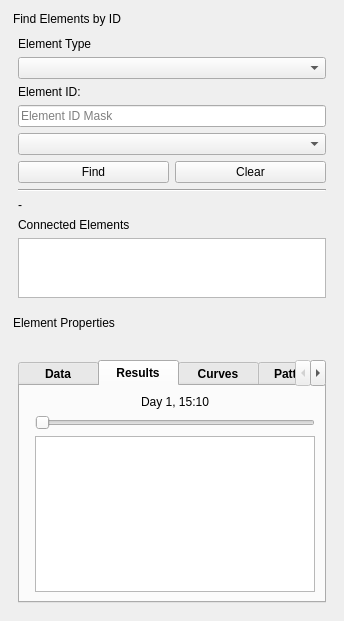
This is ui/qgisred_unified_find_properties.ui in Ingeniousware/QGISRed-BID as Qt 5 draws it before an edit. The edited form follows.
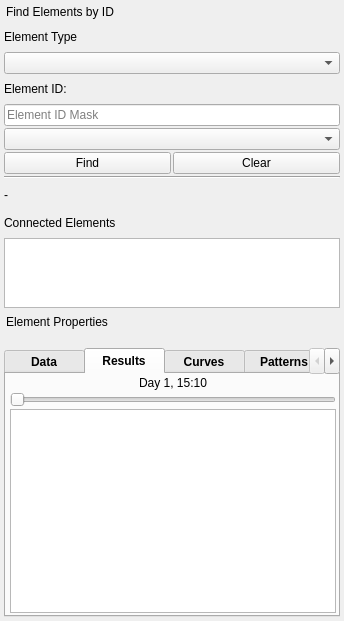
This is the edited form. The open tabs and pages were chosen to show the change.

Commit message: removing margins

Diff of the .ui file:
```diff
--- a/ui/qgisred_unified_find_properties.ui
+++ b/ui/qgisred_unified_find_properties.ui
@@ -21,8 +21,38 @@
   </property>
   <widget class="QWidget" name="dockWidgetContents">
    <layout class="QVBoxLayout" name="verticalLayout_2">
+    <property name="spacing">
+     <number>2</number>
+    </property>
+    <property name="leftMargin">
+     <number>2</number>
+    </property>
+    <property name="topMargin">
+     <number>2</number>
+    </property>
+    <property name="rightMargin">
+     <number>2</number>
+    </property>
+    <property name="bottomMargin">
+     <number>2</number>
+    </property>
     <item>
      <layout class="QVBoxLayout" name="verticalLayout">
+      <property name="spacing">
+       <number>2</number>
+      </property>
+      <property name="leftMargin">
+       <number>0</number>
+      </property>
+      <property name="topMargin">
+       <number>0</number>
+      </property>
+      <property name="rightMargin">
+       <number>0</number>
+      </property>
+      <property name="bottomMargin">
+       <number>0</number>
+      </property>
       <item>
        <widget class="QDockWidget" name="findElementsDock">
         <property name="features">
@@ -33,8 +63,38 @@
         </property>
         <widget class="QWidget" name="dockWidgetContents_2">
          <layout class="QVBoxLayout" name="verticalLayout_4">
+          <property name="spacing">
+           <number>2</number>
+          </property>
+          <property name="leftMargin">
+           <number>2</number>
+          </property>
+          <property name="topMargin">
+           <number>2</number>
+          </property>
+          <property name="rightMargin">
+           <number>2</number>
+          </property>
+          <property name="bottomMargin">
+           <number>2</number>
+          </property>
           <item>
            <layout class="QVBoxLayout" name="verticalLayout_3">
+            <property name="spacing">
+             <number>2</number>
+            </property>
+            <property name="leftMargin">
+             <number>0</number>
+            </property>
+            <property name="topMargin">
+             <number>0</number>
+            </property>
+            <property name="rightMargin">
+             <number>0</number>
+            </property>
+            <property name="bottomMargin">
+             <number>0</number>
+            </property>
             <item>
              <widget class="QLabel" name="label_3">
               <property name="text">
@@ -87,6 +147,9 @@
             </item>
             <item>
              <layout class="QHBoxLayout" name="horizontalLayout_2">
+              <property name="spacing">
+               <number>2</number>
+              </property>
               <item>
                <widget class="QPushButton" name="btFind">
                 <property name="sizePolicy">
@@ -174,8 +237,38 @@
         </property>
         <widget class="QWidget" name="dockWidgetContents_3">
          <layout class="QHBoxLayout" name="horizontalLayout">
+          <property name="spacing">
+           <number>2</number>
+          </property>
+          <property name="leftMargin">
+           <number>2</number>
+          </property>
+          <property name="topMargin">
+           <number>2</number>
+          </property>
+          <property name="rightMargin">
+           <number>2</number>
+          </property>
+          <property name="bottomMargin">
+           <number>2</number>
+          </property>
           <item>
            <layout class="QVBoxLayout" name="verticalLayout_5">
+            <property name="spacing">
+             <number>2</number>
+            </property>
+            <property name="leftMargin">
+             <number>0</number>
+            </property>
+            <property name="topMargin">
+             <number>0</number>
+            </property>
+            <property name="rightMargin">
+             <number>0</number>
+            </property>
+            <property name="bottomMargin">
+             <number>0</number>
+            </property>
             <item>
              <widget class="QLabel" name="labelFoundElement_2">
               <property name="font">
@@ -203,6 +296,21 @@
                 <string>Data</string>
                </attribute>
                <layout class="QVBoxLayout" name="verticalLayout_7">
+                <property name="spacing">
+                 <number>2</number>
+                </property>
+                <property name="leftMargin">
+                 <number>2</number>
+                </property>
+                <property name="topMargin">
+                 <number>2</number>
+                </property>
+                <property name="rightMargin">
+                 <number>2</number>
+                </property>
+                <property name="bottomMargin">
+                 <number>2</number>
+                </property>
                 <item>
                  <widget class="QTableWidget" name="dataTableWidget_2">
                   <property name="font">
@@ -220,8 +328,29 @@
                 <string>Results</string>
                </attribute>
                <layout class="QHBoxLayout" name="horizontalLayout_4">
+                <property name="spacing">
+                 <number>2</number>
+                </property>
+                <property name="leftMargin">
+                 <number>2</number>
+                </property>
+                <property name="topMargin">
+                 <number>2</number>
+                </property>
+                <property name="rightMargin">
+                 <number>2</number>
+                </property>
+                <property name="bottomMargin">
+                 <number>2</number>
+                </property>
                 <item>
                  <layout class="QFormLayout" name="formLayout_2">
+                  <property name="horizontalSpacing">
+                   <number>2</number>
+                  </property>
+                  <property name="verticalSpacing">
+                   <number>2</number>
+                  </property>
                   <item row="1" column="1">
                    <widget class="QSlider" name="horizontalSlider_2">
                     <property name="orientation">
@@ -259,16 +388,67 @@
                <attribute name="title">
                 <string>Curves</string>
                </attribute>
+               <layout class="QVBoxLayout" name="verticalLayout_6">
+                <property name="spacing">
+                 <number>2</number>
+                </property>
+                <property name="leftMargin">
+                 <number>2</number>
+                </property>
+                <property name="topMargin">
+                 <number>2</number>
+                </property>
+                <property name="rightMargin">
+                 <number>2</number>
+                </property>
+                <property name="bottomMargin">
+                 <number>2</number>
+                </property>
+               </layout>
               </widget>
               <widget class="QWidget" name="tabPatterns_2">
                <attribute name="title">
                 <string>Patterns</string>
                </attribute>
+               <layout class="QVBoxLayout" name="verticalLayout_8">
+                <property name="spacing">
+                 <number>2</number>
+                </property>
+                <property name="leftMargin">
+                 <number>2</number>
+                </property>
+                <property name="topMargin">
+                 <number>2</number>
+                </property>
+                <property name="rightMargin">
+                 <number>2</number>
+                </property>
+                <property name="bottomMargin">
+                 <number>2</number>
+                </property>
+               </layout>
               </widget>
               <widget class="QWidget" name="tabControls_2">
                <attribute name="title">
                 <string>Controls</string>
                </attribute>
+               <layout class="QVBoxLayout" name="verticalLayout_9">
+                <property name="spacing">
+                 <number>2</number>
+                </property>
+                <property name="leftMargin">
+                 <number>2</number>
+                </property>
+                <property name="topMargin">
+                 <number>2</number>
+                </property>
+                <property name="rightMargin">
+                 <number>2</number>
+                </property>
+                <property name="bottomMargin">
+                 <number>2</number>
+                </property>
+               </layout>
               </widget>
              </widget>
             </item>
```
